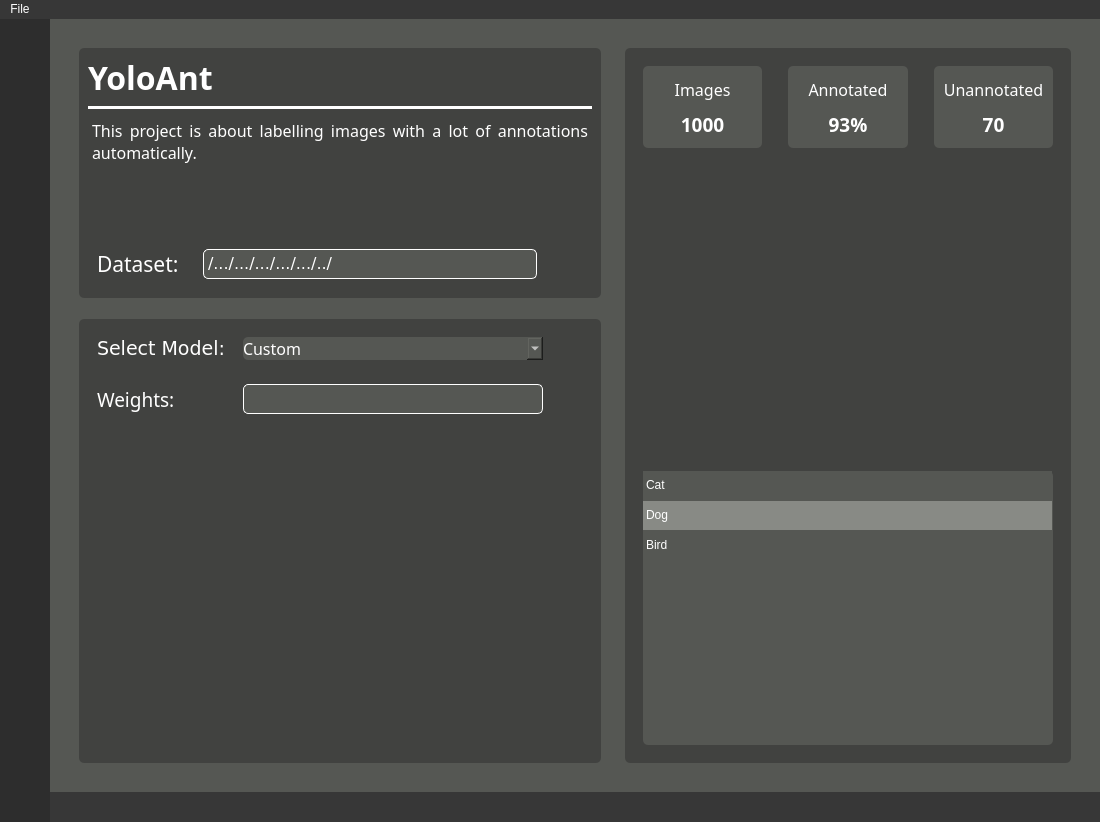
Before: the Qt Designer form yoloAnt.ui in Lachie1011/YoloAnt, drawn with Qt 5.
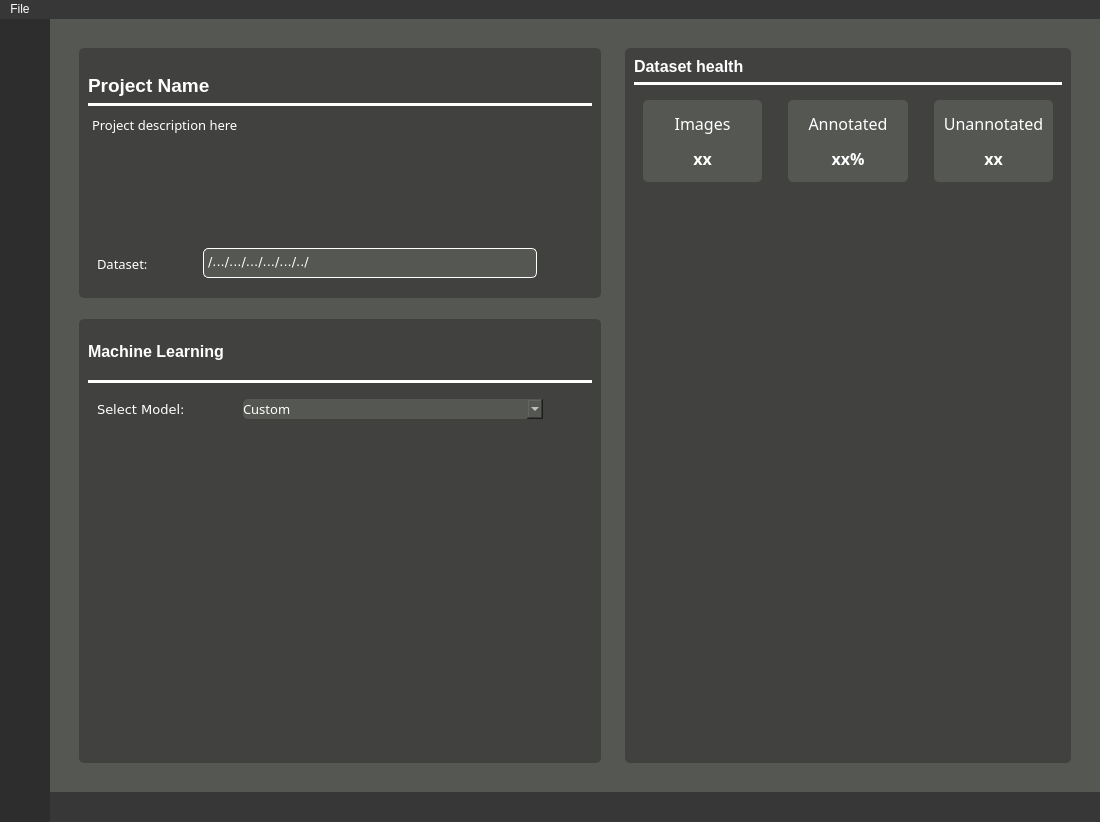
After: the same form once the commit is applied. The open tabs and pages were chosen to show the change. Icons and pictures are not drawn.

Commit message: inital project page cleanup

```diff
--- a/yoloAnt.ui
+++ b/yoloAnt.ui
@@ -1363,8 +1363,8 @@
                    </property>
                    <property name="font">
                     <font>
-                     <family>Sans</family>
-                     <pointsize>24</pointsize>
+                     <family>MS Shell Dlg 2</family>
+                     <pointsize>14</pointsize>
                      <weight>75</weight>
                      <bold>true</bold>
                     </font>
@@ -1373,7 +1373,7 @@
                     <string notr="true">font-weight: bold;</string>
                    </property>
                    <property name="text">
-                    <string>YoloAnt</string>
+                    <string>Project Name</string>
                    </property>
                    <property name="textFormat">
                     <enum>Qt::PlainText</enum>
@@ -1416,7 +1416,10 @@
                    <property name="font">
                     <font>
                      <family>Sans</family>
-                     <pointsize>12</pointsize>
+                     <pointsize>10</pointsize>
+                     <weight>50</weight>
+                     <bold>false</bold>
+                     <kerning>true</kerning>
                     </font>
                    </property>
                    <property name="readOnly">
@@ -1426,8 +1429,8 @@
                     <string>&lt;!DOCTYPE HTML PUBLIC &quot;-//W3C//DTD HTML 4.0//EN&quot; &quot;http://www.w3.org/TR/REC-html40/strict.dtd&quot;&gt;
 &lt;html&gt;&lt;head&gt;&lt;meta name=&quot;qrichtext&quot; content=&quot;1&quot; /&gt;&lt;style type=&quot;text/css&quot;&gt;
 p, li { white-space: pre-wrap; }
-&lt;/style&gt;&lt;/head&gt;&lt;body style=&quot; font-family:'Sans'; font-size:12pt; font-weight:400; font-style:normal;&quot;&gt;
-&lt;p align=&quot;justify&quot; style=&quot; margin-top:0px; margin-bottom:0px; margin-left:0px; margin-right:0px; -qt-block-indent:0; text-indent:0px;&quot;&gt;&lt;span style=&quot; font-family:'Ubuntu';&quot;&gt;This project is about labelling images with a lot of annotations automatically.&lt;/span&gt;&lt;/p&gt;&lt;/body&gt;&lt;/html&gt;</string>
+&lt;/style&gt;&lt;/head&gt;&lt;body style=&quot; font-family:'Sans'; font-size:10pt; font-weight:400; font-style:normal;&quot;&gt;
+&lt;p align=&quot;justify&quot; style=&quot; margin-top:0px; margin-bottom:0px; margin-left:0px; margin-right:0px; -qt-block-indent:0; text-indent:0px;&quot;&gt;&lt;span style=&quot; font-family:'Ubuntu';&quot;&gt;Project description here&lt;/span&gt;&lt;/p&gt;&lt;/body&gt;&lt;/html&gt;</string>
                    </property>
                   </widget>
                  </item>
@@ -1469,7 +1472,9 @@
                       <property name="font">
                        <font>
                         <family>Sans</family>
-                        <pointsize>16</pointsize>
+                        <pointsize>10</pointsize>
+                        <weight>50</weight>
+                        <bold>false</bold>
                        </font>
                       </property>
                       <property name="text">
@@ -1500,7 +1505,7 @@
                       <property name="font">
                        <font>
                         <family>DejaVu Sans</family>
-                        <pointsize>12</pointsize>
+                        <pointsize>10</pointsize>
                        </font>
                       </property>
                       <property name="cursor" stdset="0">
@@ -1522,7 +1527,7 @@
                        <string>&lt;!DOCTYPE HTML PUBLIC &quot;-//W3C//DTD HTML 4.0//EN&quot; &quot;http://www.w3.org/TR/REC-html40/strict.dtd&quot;&gt;
 &lt;html&gt;&lt;head&gt;&lt;meta name=&quot;qrichtext&quot; content=&quot;1&quot; /&gt;&lt;style type=&quot;text/css&quot;&gt;
 p, li { white-space: pre-wrap; }
-&lt;/style&gt;&lt;/head&gt;&lt;body style=&quot; font-family:'DejaVu Sans'; font-size:12pt; font-weight:400; font-style:normal;&quot;&gt;
+&lt;/style&gt;&lt;/head&gt;&lt;body style=&quot; font-family:'DejaVu Sans'; font-size:10pt; font-weight:400; font-style:normal;&quot;&gt;
 &lt;p align=&quot;justify&quot; style=&quot; margin-top:0px; margin-bottom:0px; margin-left:0px; margin-right:0px; -qt-block-indent:0; text-indent:0px;&quot;&gt;&lt;span style=&quot; font-family:'Ubuntu';&quot;&gt;/.../.../.../.../.../../&lt;/span&gt;&lt;/p&gt;&lt;/body&gt;&lt;/html&gt;</string>
                       </property>
                      </widget>
@@ -1550,8 +1555,8 @@
                       </property>
                       <property name="iconSize">
                        <size>
-                        <width>25</width>
-                        <height>25</height>
+                        <width>16</width>
+                        <height>16</height>
                        </size>
                       </property>
                      </widget>
@@ -1597,6 +1602,34 @@
                  <enum>QFrame::Raised</enum>
                 </property>
                 <layout class="QVBoxLayout" name="verticalLayout_24">
+                 <property name="spacing">
+                  <number>6</number>
+                 </property>
+                 <item>
+                  <widget class="QLabel" name="mlFrameLbl">
+                   <property name="font">
+                    <font>
+                     <family>MS Shell Dlg 2</family>
+                     <pointsize>12</pointsize>
+                     <weight>75</weight>
+                     <bold>true</bold>
+                    </font>
+                   </property>
+                   <property name="text">
+                    <string>Machine Learning</string>
+                   </property>
+                  </widget>
+                 </item>
+                 <item>
+                  <widget class="Line" name="line_4">
+                   <property name="styleSheet">
+                    <string notr="true">background-color: rgb(255, 255, 255);</string>
+                   </property>
+                   <property name="orientation">
+                    <enum>Qt::Horizontal</enum>
+                   </property>
+                  </widget>
+                 </item>
                  <item>
                   <widget class="QFrame" name="frame">
                    <property name="sizePolicy">
@@ -1625,7 +1658,7 @@
                    </property>
                    <layout class="QHBoxLayout" name="horizontalLayout_9">
                     <item>
-                     <widget class="QLabel" name="label">
+                     <widget class="QLabel" name="mdlSelLbl">
                       <property name="sizePolicy">
                        <sizepolicy hsizetype="Fixed" vsizetype="Preferred">
                         <horstretch>0</horstretch>
@@ -1641,7 +1674,7 @@
                       <property name="font">
                        <font>
                         <family>DejaVu Sans</family>
-                        <pointsize>14</pointsize>
+                        <pointsize>10</pointsize>
                        </font>
                       </property>
                       <property name="text">
@@ -1666,7 +1699,7 @@
                       <property name="font">
                        <font>
                         <family>Sans</family>
-                        <pointsize>12</pointsize>
+                        <pointsize>10</pointsize>
                        </font>
                       </property>
                       <property name="styleSheet">
@@ -1701,105 +1734,6 @@
                    </layout>
                   </widget>
                  </item>
-                 <item>
-                  <widget class="QFrame" name="frame_2">
-                   <property name="sizePolicy">
-                    <sizepolicy hsizetype="Fixed" vsizetype="Fixed">
-                     <horstretch>0</horstretch>
-                     <verstretch>0</verstretch>
-                    </sizepolicy>
-                   </property>
-                   <property name="maximumSize">
-                    <size>
-                     <width>16777215</width>
-                     <height>48</height>
-                    </size>
-                   </property>
-                   <property name="frameShape">
-                    <enum>QFrame::StyledPanel</enum>
-                   </property>
-                   <property name="frameShadow">
-                    <enum>QFrame::Raised</enum>
-                   </property>
-                   <layout class="QHBoxLayout" name="horizontalLayout_10">
-                    <item>
-                     <widget class="QLabel" name="label_2">
-                      <property name="sizePolicy">
-                       <sizepolicy hsizetype="Fixed" vsizetype="Preferred">
-                        <horstretch>0</horstretch>
-                        <verstretch>0</verstretch>
-                       </sizepolicy>
-                      </property>
-                      <property name="minimumSize">
-                       <size>
-                        <width>140</width>
-                        <height>0</height>
-                       </size>
-                      </property>
-                      <property name="font">
-                       <font>
-                        <family>Sans</family>
-                        <pointsize>14</pointsize>
-                       </font>
-                      </property>
-                      <property name="text">
-                       <string>Weights: </string>
-                      </property>
-                     </widget>
-                    </item>
-                    <item>
-                     <widget class="QTextEdit" name="textEdit">
-                      <property name="sizePolicy">
-                       <sizepolicy hsizetype="Preferred" vsizetype="Preferred">
-                        <horstretch>0</horstretch>
-                        <verstretch>0</verstretch>
-                       </sizepolicy>
-                      </property>
-                      <property name="minimumSize">
-                       <size>
-                        <width>300</width>
-                        <height>0</height>
-                       </size>
-                      </property>
-                      <property name="maximumSize">
-                       <size>
-                        <width>400</width>
-                        <height>30</height>
-                       </size>
-                      </property>
-                      <property name="styleSheet">
-                       <string notr="true">background-color: rgb(85, 87, 83);
-border: 1px solid white;
-border-radius: 5px;
-</string>
-                      </property>
-                      <property name="lineWrapMode">
-                       <enum>QTextEdit::NoWrap</enum>
-                      </property>
-                      <property name="readOnly">
-                       <bool>true</bool>
-                      </property>
-                     </widget>
-                    </item>
-                    <item>
-                     <spacer name="horizontalSpacer_12">
-                      <property name="orientation">
-                       <enum>Qt::Horizontal</enum>
-                      </property>
-                      <property name="sizeType">
-                       <enum>QSizePolicy::Preferred</enum>
-                      </property>
-                      <property name="sizeHint" stdset="0">
-                       <size>
-                        <width>40</width>
-                        <height>20</height>
-                       </size>
-                      </property>
-                     </spacer>
-                    </item>
-                   </layout>
-                  </widget>
-                 </item>
                  <item>
                   <widget class="QFrame" name="frame_3">
                    <property name="frameShape">
@@ -1865,6 +1799,30 @@
                  <enum>QFrame::Raised</enum>
                 </property>
                 <layout class="QVBoxLayout" name="verticalLayout_18">
+                 <item>
+                  <widget class="QLabel" name="label">
+                   <property name="font">
+                    <font>
+                     <pointsize>12</pointsize>
+                     <weight>75</weight>
+                     <bold>true</bold>
+                    </font>
+                   </property>
+                   <property name="text">
+                    <string>Dataset health </string>
+                   </property>
+                  </widget>
+                 </item>
+                 <item>
+                  <widget class="Line" name="line_5">
+                   <property name="styleSheet">
+                    <string notr="true">background-color: rgb(255, 255, 255);</string>
+                   </property>
+                   <property name="orientation">
+                    <enum>Qt::Horizontal</enum>
+                   </property>
+                  </widget>
+                 </item>
                  <item>
                   <widget class="QFrame" name="annotationInfoFrame">
                    <property name="sizePolicy">
@@ -1919,7 +1877,7 @@
                          <property name="font">
                           <font>
                            <family>Sans</family>
-                           <pointsize>14</pointsize>
+                           <pointsize>12</pointsize>
                            <weight>75</weight>
                            <bold>true</bold>
                           </font>
@@ -1928,7 +1886,7 @@
                           <string notr="true">font-weight: bold;</string>
                          </property>
                          <property name="text">
-                          <string>1000</string>
+                          <string>xx</string>
                          </property>
                          <property name="alignment">
                           <set>Qt::AlignCenter</set>
@@ -1987,7 +1945,7 @@
                          <property name="font">
                           <font>
                            <family>Sans</family>
-                           <pointsize>14</pointsize>
+                           <pointsize>12</pointsize>
                            <weight>75</weight>
                            <bold>true</bold>
                           </font>
@@ -1996,7 +1954,7 @@
                           <string notr="true">font-weight:bold;</string>
                          </property>
                          <property name="text">
-                          <string>93%</string>
+                          <string>xx%</string>
                          </property>
                          <property name="alignment">
                           <set>Qt::AlignCenter</set>
@@ -2055,7 +2013,7 @@
                          <property name="font">
                           <font>
                            <family>Sans</family>
-                           <pointsize>14</pointsize>
+                           <pointsize>12</pointsize>
                            <weight>75</weight>
                            <bold>true</bold>
                           </font>
@@ -2064,7 +2022,7 @@
                           <string notr="true">font-weight:bold;</string>
                          </property>
                          <property name="text">
-                          <string>70</string>
+                          <string>xx</string>
                          </property>
                          <property name="alignment">
                           <set>Qt::AlignCenter</set>
@@ -2115,100 +2073,17 @@
                    </property>
                    <layout class="QVBoxLayout" name="verticalLayout_23">
                     <item>
-                     <widget class="QTableWidget" name="classesTable">
-                      <property name="sizePolicy">
-                       <sizepolicy hsizetype="Preferred" vsizetype="Preferred">
-                        <horstretch>0</horstretch>
-                        <verstretch>0</verstretch>
-                       </sizepolicy>
+                     <spacer name="verticalSpacer_11">
+                      <property name="orientation">
+                       <enum>Qt::Vertical</enum>
                       </property>
-                      <property name="styleSheet">
-                       <string notr="true">background-color: rgb(85, 87, 83);
-border-radius: 5px;</string>
+                      <property name="sizeHint" stdset="0">
+                       <size>
+                        <width>20</width>
+                        <height>40</height>
+                       </size>
                       </property>
-                      <property name="sizeAdjustPolicy">
-                       <enum>QAbstractScrollArea::AdjustIgnored</enum>
-                      </property>
-                      <property name="gridStyle">
-                       <enum>Qt::NoPen</enum>
-                      </property>
-                      <property name="columnCount">
-                       <number>1</number>
-                      </property>
-                      <attribute name="horizontalHeaderVisible">
-                       <bool>false</bool>
-                      </attribute>
-                      <attribute name="horizontalHeaderCascadingSectionResizes">
-                       <bool>false</bool>
-                      </attribute>
-                      <attribute name="horizontalHeaderStretchLastSection">
-                       <bool>true</bool>
-                      </attribute>
-                      <attribute name="verticalHeaderVisible">
-                       <bool>false</bool>
-                      </attribute>
-                      <row>
-                       <property name="text">
-                        <string>Row 1</string>
-                       </property>
-                      </row>
-                      <row>
-                       <property name="text">
-                        <string>Row 2</string>
-                       </property>
-                      </row>
-                      <row>
-                       <property name="text">
-                        <string>Row 3</string>
-                       </property>
-                      </row>
-                      <column/>
-                      <item row="0" column="0">
-                       <property name="text">
-                        <string>Cat</string>
-                       </property>
-                       <property name="textAlignment">
-                        <set>AlignLeading|AlignVCenter</set>
-                       </property>
-                       <property name="background">
-                        <brush brushstyle="SolidPattern">
-                         <color alpha="255">
-                          <red>85</red>
-                          <green>87</green>
-                          <blue>83</blue>
-                         </color>
-                        </brush>
-                       </property>
-                      </item>
-                      <item row="1" column="0">
-                       <property name="text">
-                        <string>Dog</string>
-                       </property>
-                       <property name="background">
-                        <brush brushstyle="SolidPattern">
-                         <color alpha="255">
-                          <red>136</red>
-                          <green>138</green>
-                          <blue>133</blue>
-                         </color>
-                        </brush>
-                       </property>
-                      </item>
-                      <item row="2" column="0">
-                       <property name="text">
-                        <string>Bird</string>
-                       </property>
-                       <property name="background">
-                        <brush brushstyle="SolidPattern">
-                         <color alpha="255">
-                          <red>85</red>
-                          <green>87</green>
-                          <blue>83</blue>
-                         </color>
-                        </brush>
-                       </property>
-                      </item>
-                     </widget>
+                     </spacer>
                     </item>
                    </layout>
                   </widget>
```
Left out of the diff: 2 changed lines with no effect on the pictures. The commit also changes 1 other file.
